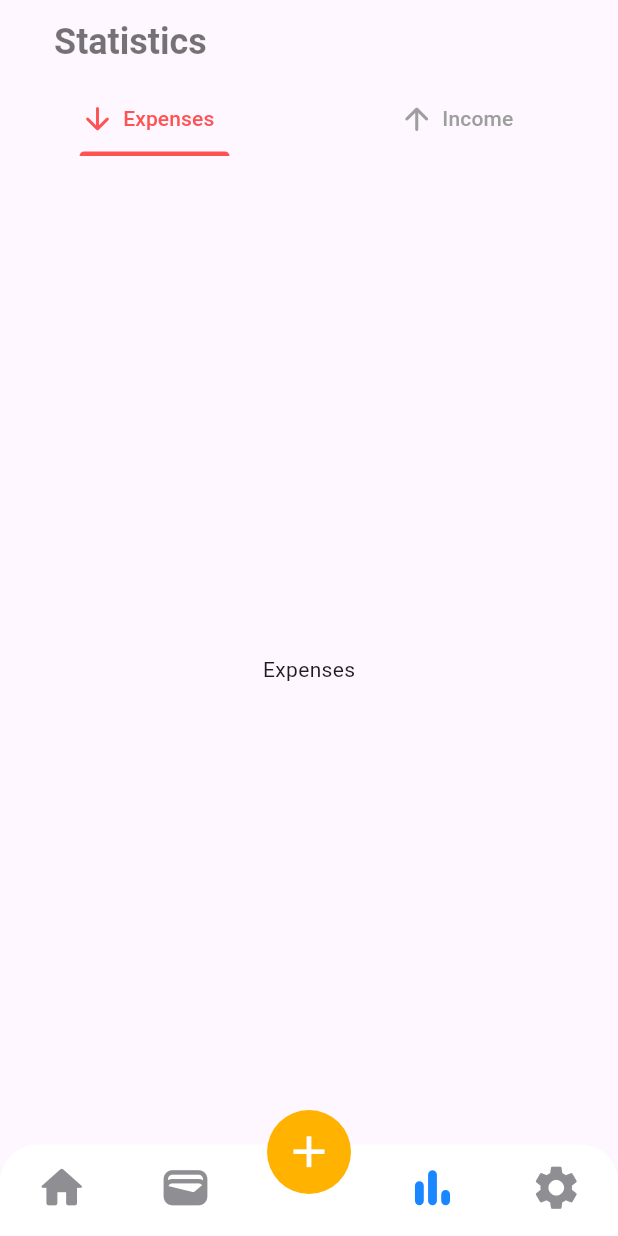
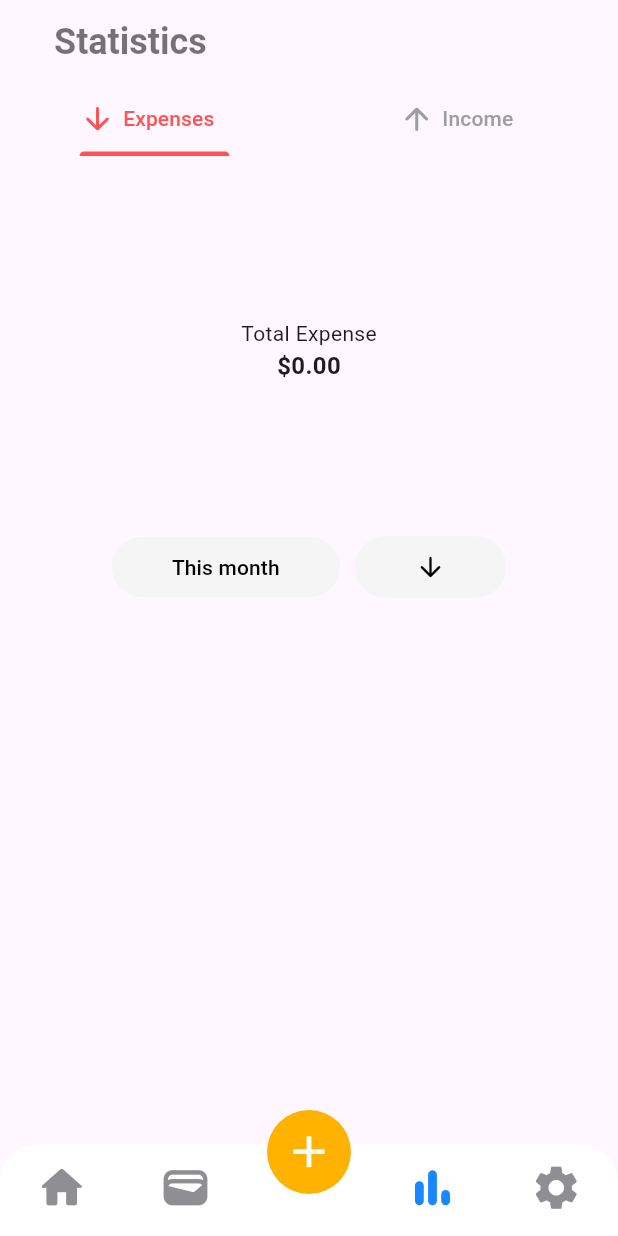
Before and after one commit to DusanCojic/PocketPal, a Flutter app: the screen it shows after launch, item 4 of the bottom bar chosen, on a phone screen of 412 x 824 dp. Run offline on Flutter 3.47's test engine with Material 3 defaults, Android fonts, the light colour scheme and no system bars; drawn by our look-alikes of fl_chart, persistent_bottom_nav_bar; our stand-ins replace flutter_colorpicker, flutter_slidable, hive, hive_flutter; missing offline and left inert: flutter_iconpicker; accounts and stored records are empty; generated files the repository leaves out were written again.

Commit message:
feat: expenses by category chart and table with filtering by period and sorting

```diff
--- a/lib/interface/expense_service.dart
+++ b/lib/interface/expense_service.dart
@@ -38,6 +38,9 @@ abstract class ExpenseService {
   Future<List<Expense>> filterByPeriodAndCategory(TimePeriod period,
       Category category, Subscriber? sub, DateTime? from, DateTime? to);
 
+  Future<Map<Category, double>> totalExpensesForEveryCategory(
+      TimePeriod period, Subscriber? sub);
+
   void subscribe(Subscriber sub);
   void unsubscribe(Subscriber sub);
 }
--- a/lib/screens/stats_screen.dart
+++ b/lib/screens/stats_screen.dart
@@ -1,4 +1,5 @@
 import 'package:flutter/material.dart';
+import 'package:pocket_pal/widgets/expense_stats.dart';
 
 class StatsScreen extends StatefulWidget {
   const StatsScreen({super.key});
@@ -88,10 +89,9 @@ class _StatsScreenState extends State<StatsScreen> {
             ),
           ),
           body: const TabBarView(
+            physics: NeverScrollableScrollPhysics(),
             children: [
-              Center(
-                child: Text("Expenses"),
-              ),
+              ExpenseStats(),
               Center(
                 child: Text("Income"),
               ),
--- /dev/null
+++ b/lib/widgets/expense_by_category_chart.dart
@@ -0,0 +1,120 @@
+import 'package:flutter/material.dart';
+import 'package:fl_chart/fl_chart.dart';
+import 'package:intl/intl.dart';
+import 'package:pocket_pal/interface/subscriber.dart';
+import 'package:pocket_pal/service/manager_service.dart';
+import 'package:pocket_pal/util/time_period.dart';
+
+class ExpenseByCategoryChart extends StatefulWidget {
+  final TimePeriod period;
+
+  const ExpenseByCategoryChart({
+    super.key,
+    required this.period,
+  });
+
+  @override
+  State<StatefulWidget> createState() => _ExpenseByCategoryChartState();
+}
+
+class _ExpenseByCategoryChartState extends State<ExpenseByCategoryChart>
+    implements Subscriber {
+  @override
+  void dispose() {
+    ManagerService().service.getExpenseService().unsubscribe(this);
+    super.dispose();
+  }
+
+  @override
+  Widget build(BuildContext context) {
+    return SizedBox(
+      width: MediaQuery.of(context).size.width,
+      height: 200.0,
+      child: FutureBuilder<List<PieChartSectionData>>(
+        future: buildSections(widget.period, this),
+        builder: (BuildContext context,
+            AsyncSnapshot<List<PieChartSectionData>> snapshot) {
+          if (!snapshot.hasData || snapshot.data!.isEmpty) {
+            return Container();
+          }
+
+          final stats = snapshot.data!;
+          return Column(
+            children: [
+              Expanded(
+                child: Stack(
+                  children: [
+                    Column(
+                      mainAxisAlignment: MainAxisAlignment.center,
+                      children: [
+                        const Center(
+                          child: Text("Total Expense"),
+                        ),
+                        Center(
+                          child: FutureBuilder<double>(
+                            future: getTotal(widget.period),
+                            builder: (context, snapshot) {
+                              final total = snapshot.data ?? 0.00;
+
+                              return Text(
+                                "\$${NumberFormat("#,##0.00").format(total)}",
+                                style: const TextStyle(
+                                  fontWeight: FontWeight.bold,
+                                  fontSize: 16.0,
+                                ),
+                              );
+                            },
+                          ),
+                        ),
+                      ],
+                    ),
+                    PieChart(
+                      PieChartData(
+                        sections: stats,
+                        sectionsSpace: 5.0,
+                      ),
+                    )
+                  ],
+                ),
+              ),
+            ],
+          );
+        },
+      ),
+    );
+  }
+
+  Future<List<PieChartSectionData>> buildSections(
+      TimePeriod period, Subscriber? sub) async {
+    final stats = await ManagerService()
+        .service
+        .getExpenseService()
+        .totalExpensesForEveryCategory(period, sub);
+
+    List<PieChartSectionData> result = [];
+
+    stats.forEach((category, total) {
+      result.add(
+        PieChartSectionData(
+          value: total,
+          color: Color(category.colorValue).withOpacity(0.7),
+          showTitle: false,
+          radius: 20,
+        ),
+      );
+    });
+
+    return result;
+  }
+
+  Future<double> getTotal(TimePeriod period) async {
+    return await ManagerService().service.getExpenseService().getTotalExpense(
+          period: period,
+        );
+  }
+
+  @override
+  void update() {
+    setState(() {});
+  }
+}
--- /dev/null
+++ b/lib/widgets/expense_by_category_table.dart
@@ -0,0 +1,82 @@
+import 'package:flutter/material.dart';
+import 'package:pocket_pal/interface/subscriber.dart';
+import 'package:pocket_pal/model/category.dart';
+import 'package:pocket_pal/service/manager_service.dart';
+import 'package:pocket_pal/util/time_period.dart';
+import 'package:pocket_pal/widgets/expense_by_category_card.dart';
+
+class ExpenseByCategoryTable extends StatefulWidget {
+  final TimePeriod period;
+  final bool sort;
+
+  const ExpenseByCategoryTable({
+    super.key,
+    required this.period,
+    required this.sort,
+  });
+
+  @override
+  State<StatefulWidget> createState() => _ExpenseByCategoryTableState();
+}
+
+class _ExpenseByCategoryTableState extends State<ExpenseByCategoryTable>
+    implements Subscriber {
+  @override
+  Widget build(BuildContext context) {
+    return FutureBuilder(
+      future: getData(widget.period, this),
+      builder: (BuildContext context,
+          AsyncSnapshot<Map<Category, double>> snapshot) {
+        if (!snapshot.hasData || snapshot.data!.isEmpty) {
+          return Container();
+        }
+
+        final data = snapshot.data!;
+        final sortedData = Map.fromEntries(
+          data.entries.toList()
+            ..sort(
+              (a, b) => widget.sort
+                  ? a.value.compareTo(b.value)
+                  : b.value.compareTo(a.value),
+            ),
+        );
+
+        return Padding(
+          padding: const EdgeInsets.all(15.0),
+          child: ListView.builder(
+            shrinkWrap: true,
+            physics: const NeverScrollableScrollPhysics(),
+            itemCount: sortedData.length,
+            itemBuilder: (context, index) {
+              Category key = sortedData.keys.elementAt(index);
+              if (sortedData[key] != 0) {
+                return Padding(
+                  padding: const EdgeInsets.symmetric(horizontal: 10.0),
+                  child: ExpenseByCategoryCard(
+                    category: key,
+                    value: sortedData[key],
+                  ),
+                );
+              } else {
+                return Container();
+              }
+            },
+          ),
+        );
+      },
+    );
+  }
+
+  Future<Map<Category, double>> getData(
+      TimePeriod period, Subscriber? sub) async {
+    return await ManagerService()
+        .service
+        .getExpenseService()
+        .totalExpensesForEveryCategory(period, sub);
+  }
+
+  @override
+  void update() {
+    setState(() {});
+  }
+}
--- /dev/null
+++ b/lib/widgets/expense_stats.dart
@@ -0,0 +1,131 @@
+import 'package:flutter/material.dart';
+import 'package:pocket_pal/util/time_period.dart';
+import 'package:pocket_pal/widgets/expense_by_category_chart.dart';
+import 'package:pocket_pal/widgets/expense_by_category_table.dart';
+import 'package:pocket_pal/widgets/period_picker.dart';
+
+class ExpenseStats extends StatefulWidget {
+  const ExpenseStats({super.key});
+
+  @override
+  State<StatefulWidget> createState() => _ExpenseStatsState();
+}
+
+class _ExpenseStatsState extends State<ExpenseStats> {
+  TimePeriod period = TimePeriod.thisMonth;
+  bool ascSort = false;
+
+  void handleSelectedPeriod(TimePeriod newPeriod) {
+    setState(() {
+      period = newPeriod;
+    });
+  }
+
+  void handleSortChange() {
+    setState(() {
+      ascSort = !ascSort;
+    });
+  }
+
+  @override
+  Widget build(BuildContext context) {
+    return SingleChildScrollView(
+      child: Column(
+        children: [
+          Padding(
+            padding: const EdgeInsets.only(top: 30.0),
+            child: ExpenseByCategoryChart(
+              period: period,
+            ),
+          ),
+          Padding(
+            padding: const EdgeInsets.only(top: 20.0),
+            child: Row(
+              mainAxisAlignment: MainAxisAlignment.center,
+              children: [
+                ElevatedButton(
+                  onPressed: () {
+                    showModalBottomSheet(
+                      context: context,
+                      useRootNavigator: true,
+                      builder: (BuildContext context) {
+                        return PeriodPicker(
+                          onSelected: handleSelectedPeriod,
+                        );
+                      },
+                    );
+                  },
+                  style: ElevatedButton.styleFrom(
+                    elevation: 0,
+                    padding: const EdgeInsets.symmetric(
+                      horizontal: 40.0,
+                      vertical: 10.0,
+                    ),
+                    backgroundColor: const Color.fromARGB(255, 245, 245, 245),
+                  ),
+                  child: Text(
+                    getPeriodName(period),
+                    style: const TextStyle(
+                      color: Colors.black,
+                    ),
+                  ),
+                ),
+                const SizedBox(width: 10.0),
+                ElevatedButton(
+                  onPressed: () {
+                    handleSortChange();
+                  },
+                  style: ElevatedButton.styleFrom(
+                    elevation: 0,
+                    padding: const EdgeInsets.symmetric(
+                      horizontal: 40.0,
+                      vertical: 10.0,
+                    ),
+                    backgroundColor: const Color.fromARGB(255, 245, 245, 245),
+                  ),
+                  child: Container(
+                    child: ascSort == true
+                        ? const Icon(
+                            Icons.arrow_upward_rounded,
+                            color: Colors.black,
+                            size: 21.0,
+                          )
+                        : const Icon(
+                            Icons.arrow_downward_rounded,
+                            color: Colors.black,
+                            size: 21.0,
+                          ),
+                  ),
+                ),
+              ],
+            ),
+          ),
+          ExpenseByCategoryTable(
+            period: period,
+            sort: ascSort,
+          ),
+          const SizedBox(height: 20),
+        ],
+      ),
+    );
+  }
+
+  String getPeriodName(TimePeriod period) {
+    switch (period) {
+      case TimePeriod.thisMonth:
+        return "This month";
+      case TimePeriod.today:
+        return "Today";
+      case TimePeriod.thisWeek:
+        return "This week";
+      case TimePeriod.ytd:
+        return "This year";
+      case TimePeriod.all:
+        return "All";
+      case TimePeriod.lastYear:
+        return "Last year";
+      case TimePeriod.custom:
+        return "";
+    }
+  }
+}
```
Also changed, not shown: lib/service/persistent_expense_service.dart (+17 -0 lines), lib/widgets/expense_by_category_card.dart (added, +74 -0 lines).
